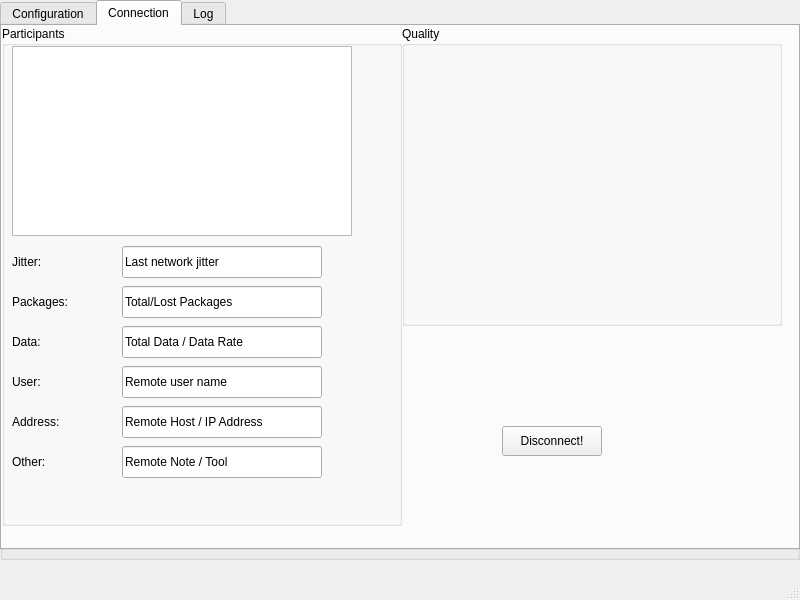
Before: the Qt Designer form src/mainwindow.ui in doe300/OHMComm-GUI, drawn with Qt 5.
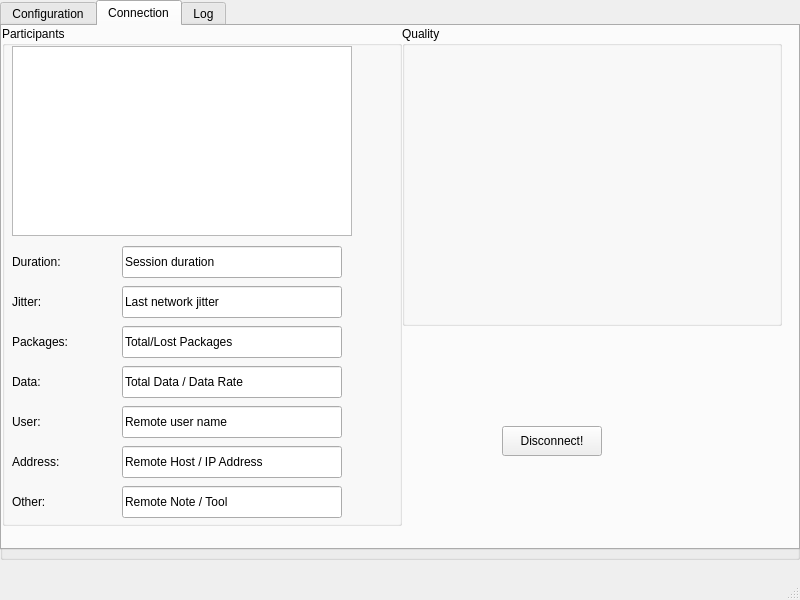
After: the same form once the commit is applied. The open tabs and pages were chosen to show the change.

Commit message: Added error-handling for configuration-errors Signed-off-by:doe300 <stadeldani@web.de>

The edit to the form file:
```diff
--- a/src/mainwindow.ui
+++ b/src/mainwindow.ui
@@ -435,7 +435,7 @@
        <property name="geometry">
         <rect>
          <x>10</x>
-         <y>220</y>
+         <y>260</y>
          <width>100</width>
          <height>32</height>
         </rect>
@@ -448,7 +448,7 @@
        <property name="geometry">
         <rect>
          <x>10</x>
-         <y>260</y>
+         <y>300</y>
          <width>100</width>
          <height>32</height>
         </rect>
@@ -461,7 +461,7 @@
        <property name="geometry">
         <rect>
          <x>10</x>
-         <y>300</y>
+         <y>340</y>
          <width>100</width>
          <height>32</height>
         </rect>
@@ -474,8 +474,8 @@
        <property name="geometry">
         <rect>
          <x>120</x>
-         <y>220</y>
-         <width>200</width>
+         <y>260</y>
+         <width>220</width>
          <height>32</height>
         </rect>
        </property>
@@ -490,8 +490,8 @@
        <property name="geometry">
         <rect>
          <x>120</x>
-         <y>260</y>
-         <width>200</width>
+         <y>300</y>
+         <width>220</width>
          <height>32</height>
         </rect>
        </property>
@@ -506,8 +506,8 @@
        <property name="geometry">
         <rect>
          <x>120</x>
-         <y>300</y>
-         <width>200</width>
+         <y>340</y>
+         <width>220</width>
          <height>32</height>
         </rect>
        </property>
@@ -522,7 +522,7 @@
        <property name="geometry">
         <rect>
          <x>10</x>
-         <y>340</y>
+         <y>380</y>
          <width>100</width>
          <height>32</height>
         </rect>
@@ -535,7 +535,7 @@
        <property name="geometry">
         <rect>
          <x>10</x>
-         <y>380</y>
+         <y>420</y>
          <width>100</width>
          <height>32</height>
         </rect>
@@ -548,7 +548,7 @@
        <property name="geometry">
         <rect>
          <x>10</x>
-         <y>420</y>
+         <y>460</y>
          <width>100</width>
          <height>32</height>
         </rect>
@@ -561,8 +561,8 @@
        <property name="geometry">
         <rect>
          <x>120</x>
-         <y>340</y>
-         <width>200</width>
+         <y>380</y>
+         <width>220</width>
          <height>32</height>
         </rect>
        </property>
@@ -577,8 +577,8 @@
        <property name="geometry">
         <rect>
          <x>120</x>
-         <y>380</y>
-         <width>200</width>
+         <y>420</y>
+         <width>220</width>
          <height>32</height>
         </rect>
        </property>
@@ -593,8 +593,8 @@
        <property name="geometry">
         <rect>
          <x>120</x>
-         <y>420</y>
-         <width>200</width>
+         <y>460</y>
+         <width>220</width>
          <height>32</height>
         </rect>
        </property>
@@ -615,6 +615,35 @@
         </rect>
        </property>
       </widget>
+      <widget class="QLabel" name="label_22">
+       <property name="geometry">
+        <rect>
+         <x>10</x>
+         <y>220</y>
+         <width>100</width>
+         <height>32</height>
+        </rect>
+       </property>
+       <property name="text">
+        <string>Duration:</string>
+       </property>
+      </widget>
+      <widget class="QLineEdit" name="participantDurationField">
+       <property name="geometry">
+        <rect>
+         <x>120</x>
+         <y>220</y>
+         <width>220</width>
+         <height>32</height>
+        </rect>
+       </property>
+       <property name="text">
+        <string>Session duration</string>
+       </property>
+       <property name="readOnly">
+        <bool>true</bool>
+       </property>
+      </widget>
      </widget>
      <widget class="QGroupBox" name="groupBox_6">
       <property name="geometry">
```
Left out of the diff: 3 changed lines with no effect on the pictures. The commit also changes 1 other file.
